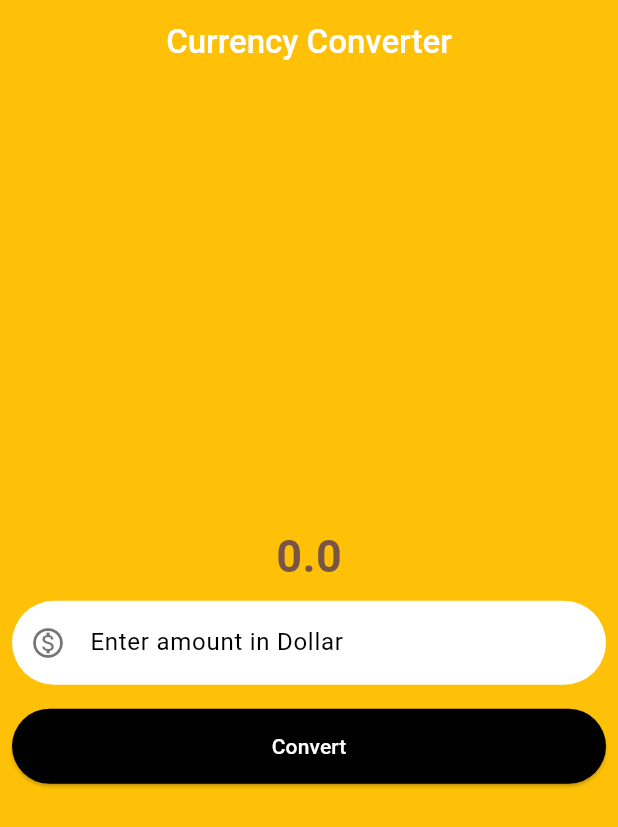
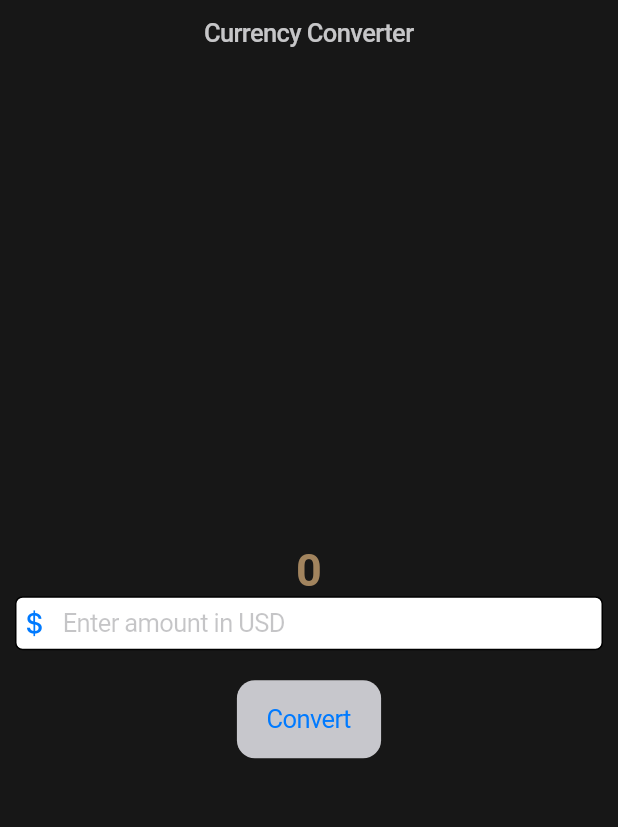
Before and after one commit to IsraelOlusoji/Flutter-Accademy, a Flutter app: the screen it shows after launch, on a phone screen of 412 x 824 dp. Shown: the top 827 px of the screen. Run offline on Flutter 3.47's test engine with Material 3 defaults, Android fonts, the phone set to English and light mode, and no system bars.

Commit message:
feat: implement Cupertino-style currency converter page and update app entry point to support both Material and Cupertino layouts

```diff
--- /dev/null
+++ b/currency_converter/lib/currency_converter_cupertino_page.dart
@@ -0,0 +1,95 @@
+import 'package:flutter/cupertino.dart';
+// import 'package:flutter/material.dart';
+
+class CurrencyConverterCupertinoPage extends StatefulWidget {
+  const CurrencyConverterCupertinoPage({super.key});
+
+  @override
+  State<CurrencyConverterCupertinoPage> createState() =>
+      _CurrencyConverterCupertinoPageState();
+}
+
+class _CurrencyConverterCupertinoPageState
+    extends State<CurrencyConverterCupertinoPage> {
+  double result = 0;
+  final textEditingController = TextEditingController();
+  void convert() {
+    setState(() {
+      result = double.parse(textEditingController.text) * 1380;
+    });
+  }
+
+
+  @override
+  void dispose() {
+    textEditingController.dispose();
+    super.dispose();
+  }
+
+  @override
+  Widget build(BuildContext context) {
+    return CupertinoPageScaffold(
+      backgroundColor: CupertinoColors.darkBackgroundGray,
+      navigationBar: CupertinoNavigationBar(
+        middle: const Text(
+          "Currency Converter",
+          style: TextStyle(
+            fontWeight: FontWeight.w500,
+            color: CupertinoColors.opaqueSeparator,
+          ),
+        ),
+
+        backgroundColor: CupertinoColors.systemPink,
+      ),
+      child: Center(
+        child: Padding(
+          padding: const EdgeInsets.all(10.0),
+          child: Column(
+            mainAxisAlignment: MainAxisAlignment.center,
+            children: [
+              Text(
+                result != 0
+                    ? "Ngn${result.toStringAsFixed(2)}"
+                    : result.toStringAsFixed(0),
+                style: const TextStyle(
+                  fontSize: 30,
+                  fontWeight: FontWeight.bold,
+                  color: CupertinoColors.systemBrown,
+                ),
+              ),
+
+              CupertinoTextField(
+                controller: textEditingController,
+                keyboardType: const TextInputType.numberWithOptions(
+                  decimal: true,
+                ),
+                style: const TextStyle(color: CupertinoColors.black),
+                decoration: BoxDecoration(
+                  color: CupertinoColors.white,
+                  border: Border.all(),
+                  borderRadius: BorderRadius.circular(5),
+                ),
+
+                placeholder: "Enter amount in USD",
+                prefix: const Icon(CupertinoIcons.money_dollar),
+              ),
+              const SizedBox(height: 10),
+
+              const SizedBox(height: 10),
+              CupertinoButton(
+                color: CupertinoColors.systemGrey3,
+                onPressed: () {
+                  setState(() {
+                    result = double.parse(textEditingController.text) * 1380;
+                  });
+                },
+
+                child: const Text('Convert'),
+              ),
+            ],
+          ),
+        ),
+      ),
+    );
+  }
+}
--- a/currency_converter/lib/currency_converter_material_page.dart
+++ b/currency_converter/lib/currency_converter_material_page.dart
@@ -24,6 +24,11 @@
     extends State<CurrencyConverterMaterialPage> {
   double result = 0;
   final textEditingController = TextEditingController();
+  void convert() {
+    setState(() {
+      result = double.parse(textEditingController.text) * 1380;
+    });
+  }
 
   @override
   void dispose() {
@@ -31,6 +36,21 @@
     super.dispose();
   }
 
+  //textEditingController
+  // A controller for an editable text field.
+  // It can be used to read, modify, or listen to the text field in the entire app
+  //(including when the keyboard is open or closed).
+  //
+  // To prevent memory leakage, we need to dispose of the controller when the widget
+  // is disposed of.
+
+  @override
+  void dispose() {
+    textEditingController.dispose();
+    super.dispose();
+  }
+
+  //build method is called only once when the widget is created
   @override
   Widget build(BuildContext context) {
     // return const Scaffold();
@@ -41,6 +61,11 @@
     );
 
     return Scaffold(
+      //Scaffold
+      // Material design visual layout structure.
+      // body: Widget
+      // backgroundColor: Colors.amber
+      //  Color - A representation of colors in the ARGB (Alpha, Red, Green, Blue) format.
       backgroundColor: Colors.amber,
       appBar: AppBar(
         title: const Text(
@@ -72,11 +97,15 @@
         // ),
       ),
       body: Center(
+        child: Padding(
+          padding: const EdgeInsets.all(10.0),
           child: Column(
             mainAxisAlignment: MainAxisAlignment.center,
             children: [
               Text(
-              result.toString(),
+                result != 0
+                    ? "NGN ${result.toStringAsFixed(2)}"
+                    : result.toStringAsFixed(0),
                 style: const TextStyle(
                   fontSize: 30,
                   fontWeight: FontWeight.bold,
@@ -86,10 +115,7 @@
               //padding: padding is used to give space around the widget(inside)
               //margin: margin is used to give space around the widget(outside)
               //container: allows to set bunch of properties to a widget
-            Padding(
-              padding: const EdgeInsets.all(8.0),
-              // margin: const EdgeInsets.all(8.0),
-              child: TextField(
+              TextField(
                 controller: textEditingController,
                 keyboardType: const TextInputType.numberWithOptions(
                   decimal: true,
@@ -109,7 +135,6 @@
                   enabledBorder: border,
                 ),
               ),
-            ),
 
               //button
               // in material design, button can be classified into:
@@ -119,9 +144,10 @@
               // 3. TextButton: gives no background color and no border to the button.
               //    Like a simple flat text(button). originally called flat button.
               //
-            Padding(
-              padding: const EdgeInsets.all(8.0),
-              child: ElevatedButton(
+
+              //Space between the text field and the button
+              const SizedBox(height: 10),
+              ElevatedButton(
                 onPressed: () {
                   setState(() {
                     result = double.parse(textEditingController.text) * 1380;
@@ -141,6 +167,10 @@
                 //   ),
                 // ),
                 // ),
+
+                // ElevatedButton.styleFrom:
+                // This is the default way to style the button.
+                // It is a factory constructor that creates an instance of
                 style: ElevatedButton.styleFrom(
                   backgroundColor: Colors.black,
                   foregroundColor: Colors.white,
@@ -151,8 +181,8 @@
                 ),
                 child: const Text('Convert'),
               ),
+            ],
           ),
-          ],
         ),
       ),
     );
--- a/currency_converter/lib/main.dart
+++ b/currency_converter/lib/main.dart
@@ -1,8 +1,10 @@
+import 'package:currency_converter/currency_converter_cupertino_page.dart';
 import 'package:currency_converter/currency_converter_material_page.dart';
+import 'package:flutter/cupertino.dart';
 import 'package:flutter/material.dart';
 
 void main() {
-  runApp(const MyApp());
+  runApp(const MyCupertinoApp());
 }
 
 // Types of Widget
@@ -36,3 +38,12 @@
     return const MaterialApp(home: CurrencyConverterMaterialPage());
   }
 }
+
+class MyCupertinoApp extends StatelessWidget {
+  const MyCupertinoApp({super.key});
+
+  @override
+  Widget build(BuildContext context) {
+    return const CupertinoApp(home: CurrencyConverterCupertinoPage());
+  }
+}
```
Also changed, not shown: 1 other file. Lines whose indentation alone changed are shown as unchanged.
